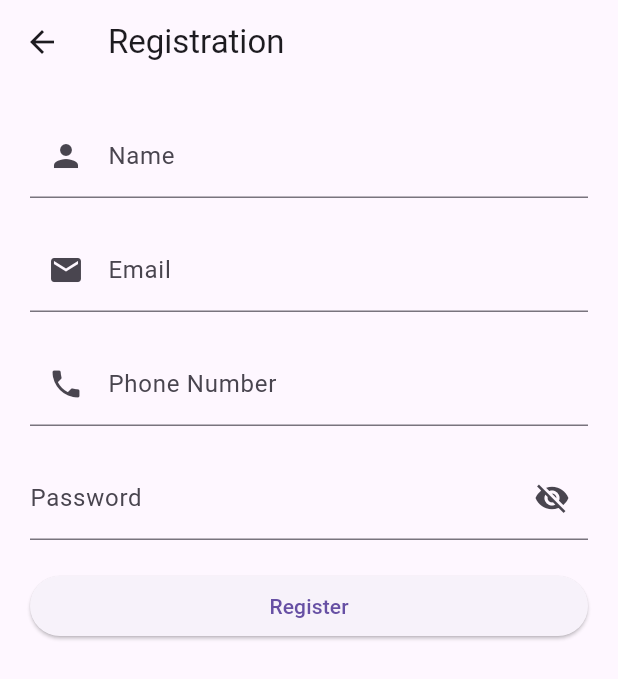
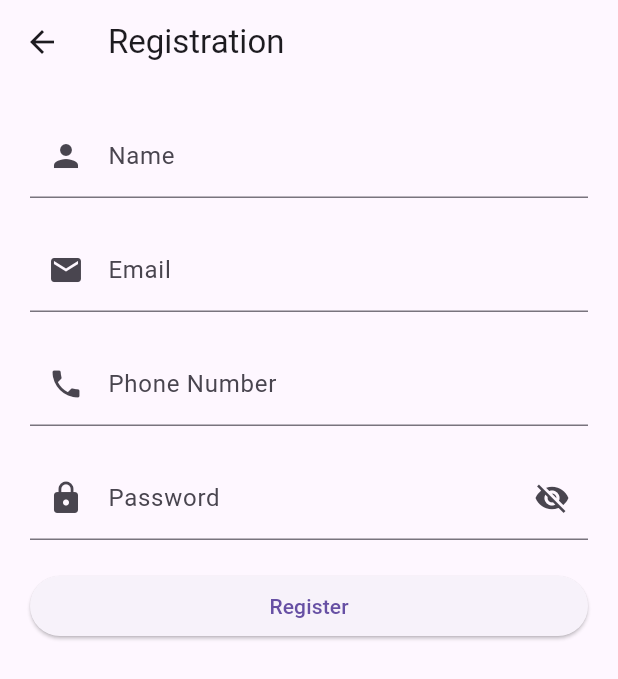
Before and after one commit to namazbayeva/srs6, a Flutter app: the RegistrationPage screen opened directly, on a phone screen of 412 x 824 dp. Shown: the top 679 px of the screen. Run offline on Flutter 3.47's test engine with Material 3 defaults, Android fonts, the phone set to English and light mode, and no system bars; our stand-ins replace flutter_bloc, like_button, shared_preferences; accounts and stored records are empty; network calls fail.

Commit message:
first commit

```diff
--- a/lib/pages/bottom_bar_page.dart
+++ b/lib/pages/bottom_bar_page.dart
@@ -1,8 +1,11 @@
 import 'package:flutter/material.dart';
 import 'package:srs5/pages/home_page.dart';
+import 'package:srs5/pages/language_selection_page.dart';
 import 'package:srs5/pages/second_page.dart';
 import 'package:srs5/pages/user_info_page.dart';
 import 'package:srs5/ui/pages/third_page.dart';
+
+
 
 class BottomBarPage extends StatefulWidget {
   final String name;
@@ -13,6 +16,20 @@ class BottomBarPage extends StatefulWidget {
 
   @override
   _BottomBarPageState createState() => _BottomBarPageState();
+}
+
+class MyApp extends StatelessWidget {
+  final bool isAuthenticated;
+
+  MyApp({required this.isAuthenticated});
+
+  @override
+  Widget build(BuildContext context) {
+    return MaterialApp(
+      title: 'My App',
+      home: isAuthenticated ? BottomBarPage(name: '', email: '', phoneNumber: '') : LanguageSelectionPage(),
+    );
+  }
 }
 
 class _BottomBarPageState extends State<BottomBarPage> {
@@ -65,7 +82,7 @@ class _BottomBarPageState extends State<BottomBarPage> {
       case 2:
         return ThirdPage();
       case 3:
-        return UserInfoPage(name: widget.name, email: widget.email, phoneNumber: widget.phoneNumber);
+        return UserInfoPage();
       default:
         return Container();
     }
--- a/lib/pages/language_selection_page.dart
+++ b/lib/pages/language_selection_page.dart
@@ -1,5 +1,9 @@
 import 'package:flutter/material.dart';
+import 'package:srs5/pages/bottom_bar_page.dart';
 import 'registration_page.dart';
+
+
+
 
 class LanguageSelectionPage extends StatelessWidget {
   @override
@@ -45,4 +49,6 @@ class LanguageButton extends StatelessWidget {
       label: Text(language),
     );
   }
+
+
 }
--- a/lib/pages/registration_page.dart
+++ b/lib/pages/registration_page.dart
@@ -1,4 +1,5 @@
 import 'package:flutter/material.dart';
+import 'package:srs5/service/shared_preference.dart';
 import 'bottom_bar_page.dart';
 
 class RegistrationPage extends StatefulWidget {
@@ -29,7 +30,6 @@ class _RegistrationPageState extends State<RegistrationPage> {
               controller: nameController,
               labelText: 'Name',
               icon: Icons.person,
-
             ),
             SizedBox(height: 20),
             _buildTextFieldWithIcon(
@@ -44,32 +44,20 @@ class _RegistrationPageState extends State<RegistrationPage> {
               icon: Icons.phone,
             ),
             SizedBox(height: 20),
-            TextField(
+            _buildPasswordTextFieldWithIcon(
               controller: passwordController,
-              decoration: InputDecoration(
-                labelText: 'Password',
-                hintText: 'Enter your password',
-                suffixIcon: IconButton(
-                  icon: Icon(_isPasswordVisible ? Icons.visibility : Icons.visibility_off),
-                  onPressed: () {
-                    setState(() {
-                      _isPasswordVisible = !_isPasswordVisible;
-                    });
-                  },
-                ),
-              ),
-              obscureText: !_isPasswordVisible,
+              labelText: 'Password',
+              icon: Icons.lock,
             ),
             SizedBox(height: 20),
             ElevatedButton(
               onPressed: () {
-
+                SharedPreferenceHelper.setAuthenticated(true);
 
                 Navigator.pushAndRemoveUntil(
                   context,
                   MaterialPageRoute(
                     builder: (context) => BottomBarPage(
-
                       name: nameController.text,
                       email: emailController.text,
                       phoneNumber: phoneNumberController.text,
@@ -100,4 +88,28 @@ class _RegistrationPageState extends State<RegistrationPage> {
       ),
     );
   }
+
+  Widget _buildPasswordTextFieldWithIcon({
+    required TextEditingController controller,
+    required String labelText,
+    required IconData icon,
+  }) {
+    return TextField(
+      controller: controller,
+      decoration: InputDecoration(
+        labelText: labelText,
+        hintText: 'Enter your $labelText',
+        prefixIcon: Icon(icon),
+        suffixIcon: IconButton(
+          icon: Icon(_isPasswordVisible ? Icons.visibility : Icons.visibility_off),
+          onPressed: () {
+            setState(() {
+              _isPasswordVisible = !_isPasswordVisible;
+            });
+          },
+        ),
+      ),
+      obscureText: !_isPasswordVisible,
+    );
+  }
 }
--- a/lib/profile/resources/profile_repository.dart
+++ b/lib/profile/resources/profile_repository.dart
@@ -1,4 +1,3 @@
-
 import 'package:flutter_bloc/flutter_bloc.dart';
 import 'package:srs5/profile/bloc/profile_bloc.dart';
 import 'package:srs5/profile/resources/profile_provider.dart';
--- /dev/null
+++ b/lib/service/shared_preference.dart
@@ -0,0 +1,17 @@
+import 'package:shared_preferences/shared_preferences.dart';
+
+class SharedPreferenceHelper {
+  static late SharedPreferences _preferences;
+
+  static Future<void> init() async {
+    _preferences = await SharedPreferences.getInstance();
+  }
+
+  static Future<void> setAuthenticated(bool value) async {
+    await _preferences.setBool('authenticated', value);
+  }
+
+  static bool isAuthenticated() {
+    return _preferences.getBool('authenticated') ?? false;
+  }
+}
--- a/lib/ui/pages/third_page.dart
+++ b/lib/ui/pages/third_page.dart
@@ -59,7 +59,7 @@ class _ThirdPageState extends State<ThirdPage> {
                 Text("User ID: ${profileUser.userId}"),
                 Text("Title: ${profileUser.title}"),
                 Text("Body: ${profileUser.body}"),
-                Divider(), // Add a divider between items
+                Divider(),
               ],
             ),
           );
--- a/pubspec.yaml
+++ b/pubspec.yaml
@@ -40,6 +40,7 @@ dependencies:
   flutter_bloc: ^8.1.4
   http: ^1.2.1
   json_annotation: ^4.8.1
+  shared_preferences: ^2.2.2
 
 dev_dependencies:
   flutter_test:
```
Also changed, not shown: lib/main.dart (+13 -2 lines), lib/pages/user_info_page.dart (+15 -6 lines), lib/profile/bloc/profile_event.dart (line endings or trailing spaces), lib/profile/bloc/profile_state.dart (line endings or trailing spaces), lib/profile/resources/profile_provider.dart (line endings or trailing spaces), pubspec.lock.
